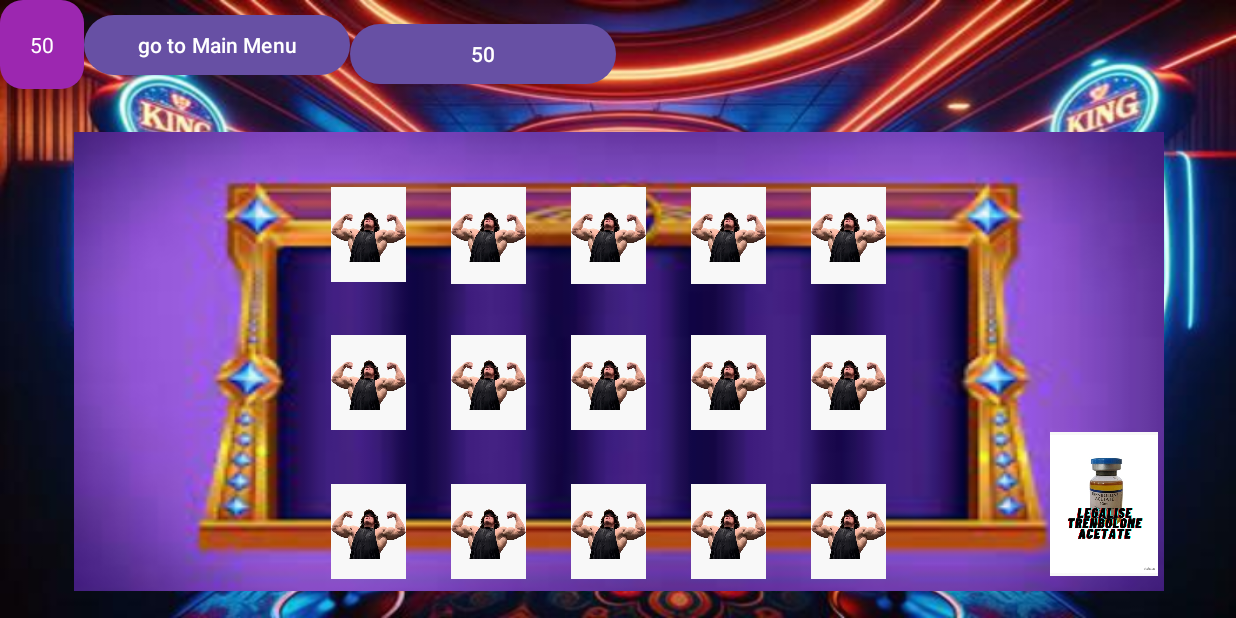
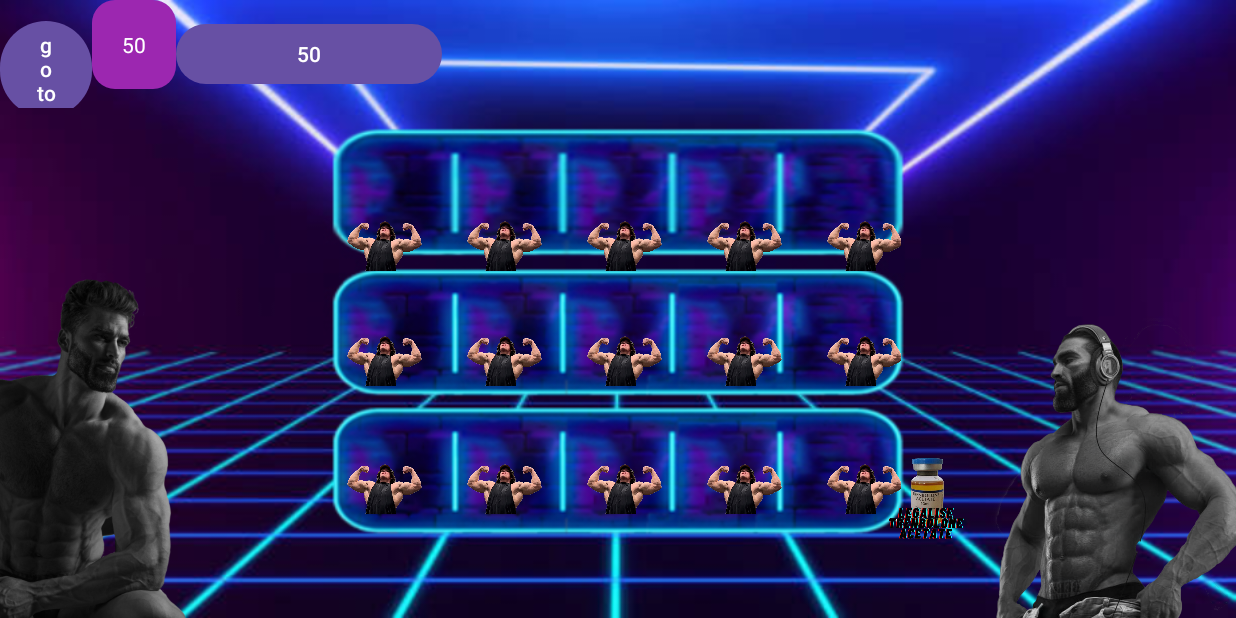
Before and after one commit to Andrei6700/Slots-at-GymBro-aka-Vericu-, an Android app: the GamblingActivity screen opened directly, with no data from a screen before it, on a phone screen of 824 x 412 dp (held sideways). Run offline under Robolectric (Android 15) with nearby library versions, the phone set to English and light mode, and no system bars.

Commit message:
adding design

```diff
--- a/app/src/main/res/layout/activity_add_founds.xml
+++ b/app/src/main/res/layout/activity_add_founds.xml
@@ -15,13 +15,13 @@
 
     <Button
         android:id="@+id/btnGoToMainMenu"
-        android:layout_width="wrap_content"
-        android:layout_height="wrap_content"
+        android:layout_width="67dp"
+        android:layout_height="62dp"
         android:layout_below="@+id/textView2"
         android:layout_alignParentEnd="true"
         android:layout_centerVertical="true"
         android:layout_marginTop="-18dp"
-        android:layout_marginEnd="576dp"
+        android:layout_marginEnd="597dp"
         android:text="go to Main Menu" />
 
     <RelativeLayout
--- a/app/src/main/res/layout/activity_gambling.xml
+++ b/app/src/main/res/layout/activity_gambling.xml
@@ -3,12 +3,25 @@
     xmlns:tools="http://schemas.android.com/tools"
     android:layout_width="match_parent"
     android:layout_height="match_parent"
-    android:background="@drawable/bg"
+    android:background="@drawable/bgcopy"
     tools:context=".MainActivity">
+
+
+
+    <FrameLayout
+        android:layout_width="wrap_content"
+        android:layout_height="wrap_content"/>
+
 
     <LinearLayout
         android:layout_width="545dp"
         android:layout_height="72dp">
+
+        <Button
+            android:id="@+id/btnGoToMainMenu"
+            android:layout_width="61dp"
+            android:layout_height="wrap_content"
+            android:text="go to Main Menu" />
 
         <TextView
             android:id="@+id/txt_score"
@@ -20,17 +33,12 @@
             android:textColor="@android:color/white" />
 
         <Button
-            android:id="@+id/btnGoToMainMenu"
-            android:layout_width="177dp"
-            android:layout_height="wrap_content"
-            android:text="go to Main Menu" />
-
-        <Button
             android:id="@+id/bet"
             android:layout_width="177dp"
             android:layout_height="wrap_content"
             android:layout_gravity="center"
             android:text="50" />
+
     </LinearLayout>
 
     <FrameLayout
@@ -41,59 +49,55 @@
         android:layout_alignParentEnd="true"
         android:layout_alignParentBottom="true"
         android:layout_marginStart="49dp"
-        android:layout_marginEnd="48dp"
-        android:layout_marginBottom="18dp"
-        android:background="@drawable/frame">
+        android:layout_marginEnd="49dp"
+        android:layout_marginBottom="18dp">
 
         <LinearLayout
-            android:layout_width="wrap_content"
-            android:layout_height="wrap_content"
-            android:layout_gravity="center_horizontal"
-            >
+            android:id="@+id/textView1"
+            android:layout_width="377dp"
+            android:layout_height="80dp"
+            android:layout_marginTop="20dp"
+            android:layout_gravity="center_horizontal">
+
             <com.example.pacanele.ImageScrolling.ImageScrolling
                 android:id="@+id/image"
                 android:layout_width="80dp"
                 android:layout_height="108dp"
-                android:layout_gravity="top" />
+                android:layout_gravity="center_horizontal|center" />
 
             <com.example.pacanele.ImageScrolling.ImageScrolling
                 android:id="@+id/image2"
                 android:layout_width="80dp"
-                android:layout_height="109dp"
-                android:layout_gravity="top" />
+                android:layout_height="108dp"
+                android:layout_gravity="center_horizontal|center" />
 
             <com.example.pacanele.ImageScrolling.ImageScrolling
                 android:id="@+id/image3"
                 android:layout_width="80dp"
-                android:layout_height="109dp"
-                android:layout_gravity="top" />
+                android:layout_height="108dp"
+                android:layout_gravity="center_horizontal|center" />
 
             <com.example.pacanele.ImageScrolling.ImageScrolling
                 android:id="@+id/image4"
                 android:layout_width="80dp"
-                android:layout_height="109dp"
-                android:layout_gravity="top" />
+                android:layout_height="108dp"
+                android:layout_gravity="center_horizontal|center" />
 
             <com.example.pacanele.ImageScrolling.ImageScrolling
                 android:id="@+id/image5"
                 android:layout_width="80dp"
-                android:layout_height="109dp"
-                android:layout_gravity="top" />
+                android:layout_height="108dp"
+                android:layout_gravity="center_horizontal|center" />
         </LinearLayout>
         <!--        randul 2-->
         <LinearLayout
-            android:layout_width="wrap_content"
-            android:layout_height="wrap_content"
+            android:layout_width="377dp"
+            android:layout_height="96dp"
+            android:layout_marginBottom="10dp"
             android:layout_gravity="center">
 
             <com.example.pacanele.ImageScrolling.ImageScrolling
                 android:id="@+id/image6"
-                android:layout_width="80dp"
-                android:layout_height="108dp"
-                android:layout_gravity="bottom|center"/>
-
-            <com.example.pacanele.ImageScrolling.ImageScrolling
-                android:id="@+id/image9"
                 android:layout_width="80dp"
                 android:layout_height="108dp"
                 android:layout_gravity="bottom|center" />
@@ -111,23 +115,29 @@
                 android:layout_gravity="bottom|center" />
 
             <com.example.pacanele.ImageScrolling.ImageScrolling
+                android:id="@+id/image9"
+                android:layout_width="80dp"
+                android:layout_height="108dp"
+                android:layout_gravity="bottom|center" />
+
+            <com.example.pacanele.ImageScrolling.ImageScrolling
                 android:id="@+id/image10"
                 android:layout_width="80dp"
                 android:layout_height="108dp"
                 android:layout_gravity="bottom|center" />
         </LinearLayout>
-
         <!--        randul 3-->
         <LinearLayout
-            android:layout_width="wrap_content"
-            android:layout_height="wrap_content"
+            android:layout_marginBottom="30dp"
+            android:layout_width="377dp"
+            android:layout_height="84dp"
             android:layout_gravity="bottom|center">
 
             <com.example.pacanele.ImageScrolling.ImageScrolling
                 android:id="@+id/image11"
                 android:layout_width="80dp"
                 android:layout_height="108dp"
-                android:layout_gravity="bottom|center"/>
+                android:layout_gravity="bottom|center" />
 
             <com.example.pacanele.ImageScrolling.ImageScrolling
                 android:id="@+id/image12"
@@ -160,12 +170,28 @@
             android:layout_height="96dp"
             android:layout_alignParentBottom="true"
             android:layout_gravity="end"
-            android:layout_marginRight="2dp"
             android:layout_marginTop="200dp"
+            android:layout_marginRight="120dp"
             android:layout_toRightOf="@+id/frame_bar"
             android:src="@drawable/legaltren" />
+
     </FrameLayout>
 
+    <ImageView
+        android:id="@+id/image_bottom_right"
+        android:layout_width="200dp"
+        android:layout_height="200dp"
+        android:layout_alignParentEnd="true"
+        android:layout_alignParentBottom="true"
+        android:layout_marginRight="-25dp"
+        android:src="@drawable/gigachadb" />
 
+    <ImageView
+        android:id="@+id/image_bottom_left"
+        android:layout_width="200dp"
+        android:layout_height="250dp"
+        android:layout_marginLeft="-45dp"
+        android:layout_alignParentBottom="true"
+        android:src="@drawable/gigachada"/>
 
 </RelativeLayout>
```
Also changed, not shown: app/src/main/res/drawable/bg.png (deleted), app/src/main/res/drawable/bgcopy.jpg (added), app/src/main/res/drawable/creatine.jpg (deleted), app/src/main/res/drawable/creatine.png (added), app/src/main/res/drawable/frame.jpeg (deleted), app/src/main/res/drawable/gigachada.png (added), app/src/main/res/drawable/gigachadb.png (added), app/src/main/res/drawable/legaltren.jpg (deleted), app/src/main/res/drawable/legaltren.png (added), app/src/main/res/drawable/powder.jpeg (deleted), app/src/main/res/drawable/powder.png (added), app/src/main/res/drawable/samsulek.jpg (deleted), app/src/main/res/drawable/samsulek.png (added), app/src/main/res/drawable/start.png (deleted), 4 more files.
